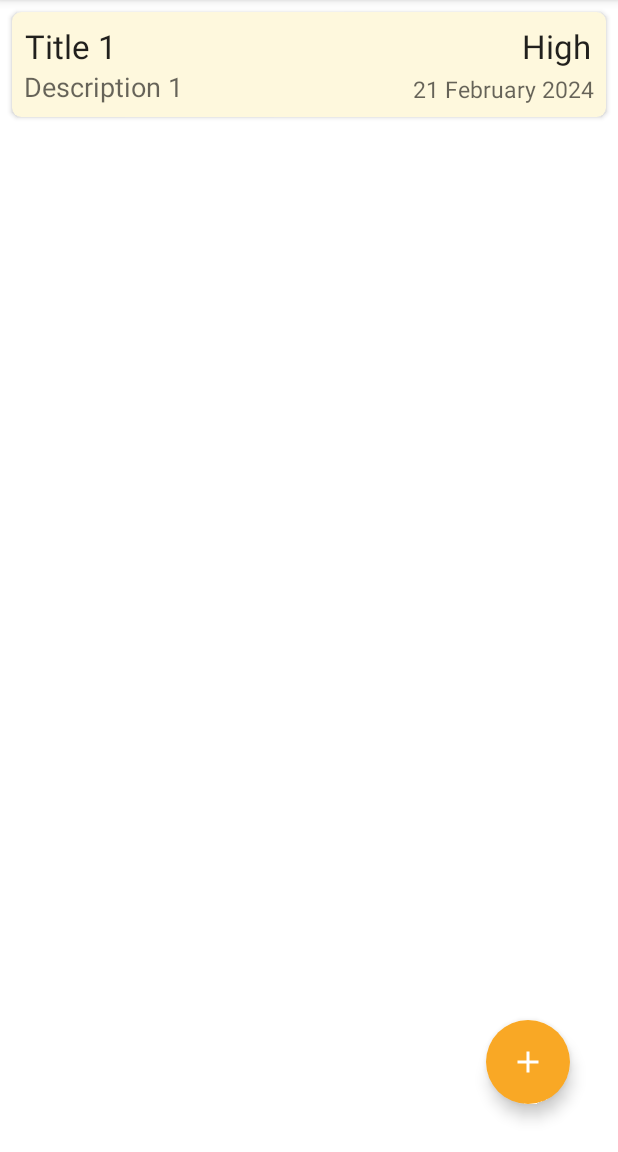
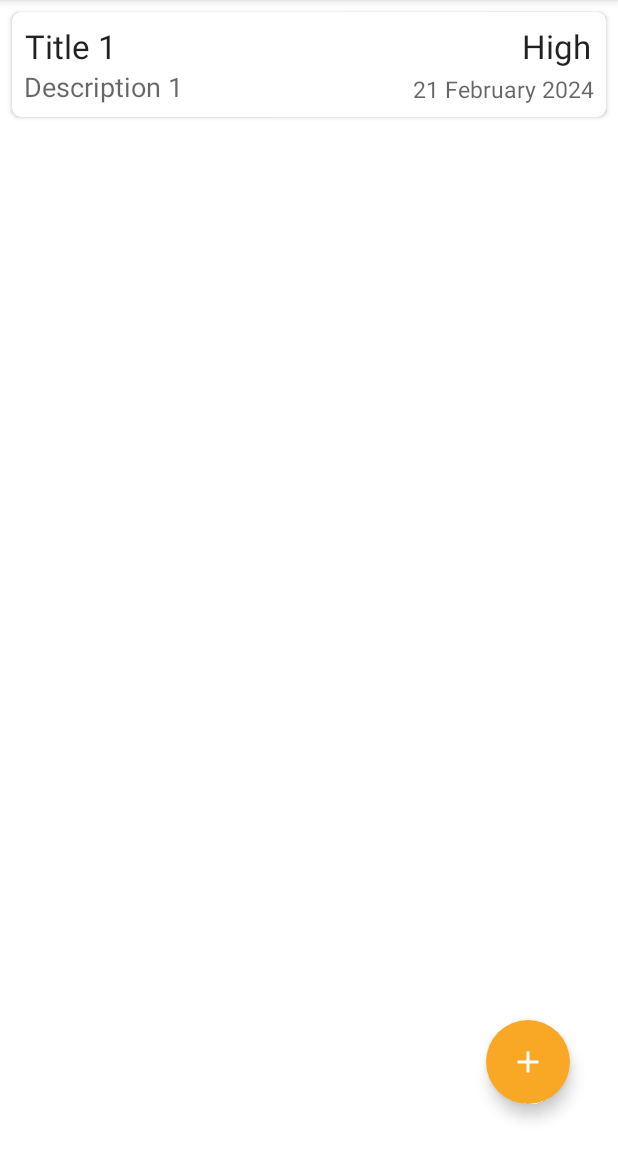
Before and after one commit to harshu-2001/Think, an Android app: the screen it shows after launch (MainActivity), on a phone screen of 412 x 824 dp, the part 84-1236 px from its top. Run offline under Robolectric (Android 15) with nearby library versions, the phone set to English and light mode, and no system bars; our stand-ins replace Room's generated code.

Commit message:
swipe to left bug resolved

```diff
--- a/app/src/main/java/com/onedeveloper/think/adapter/NoteAdapter.kt
+++ b/app/src/main/java/com/onedeveloper/think/adapter/NoteAdapter.kt
@@ -5,6 +5,7 @@ import android.view.LayoutInflater
 import android.view.View
 import android.view.ViewGroup
 import android.widget.TextView
+import androidx.lifecycle.LiveData
 import androidx.recyclerview.widget.DiffUtil
 import androidx.recyclerview.widget.ListAdapter
 import androidx.recyclerview.widget.RecyclerView
@@ -14,7 +15,28 @@ import com.onedeveloper.think.constants.GlobalConstants
 import com.onedeveloper.think.model.Note
 
 
-class NoteAdapter : ListAdapter<Note, NoteAdapter.NoteHolder>(DIFF_CALLBACK) {
+class NoteAdapter(private var mNotes:List<Note?>?) :  RecyclerView.Adapter<NoteAdapter.NoteHolder>() {
+    inner class NoteHolder(itemView: View) : RecyclerView.ViewHolder(itemView) {
+        val textViewTitle: TextView
+        val textViewDescription: TextView
+        val textViewPriority: TextView
+        val textViewDateTime: TextView
+//        val cardView: MaterialCardView
+
+        init {
+            textViewTitle = itemView.findViewById<TextView>(R.id.text_view_title)
+            textViewDescription = itemView.findViewById<TextView>(R.id.text_view_description)
+            textViewPriority = itemView.findViewById<TextView>(R.id.text_view_priority)
+//            cardView = itemView.findViewById<MaterialCardView>(R.id.cardView)
+            textViewDateTime = itemView.findViewById<TextView>(R.id.text_view_date_time)
+            itemView.setOnClickListener {
+                val position: Int = adapterPosition
+                if (listener != null && position != RecyclerView.NO_POSITION) {
+                    listener!!.onItemClick(mNotes?.get(position))
+                }
+            }
+        }
+    }
 
     private var listener: onItemClickListener? = null
     override fun onCreateViewHolder(parent: ViewGroup, viewType: Int): NoteHolder {
@@ -23,40 +45,22 @@ class NoteAdapter : ListAdapter<Note, NoteAdapter.NoteHolder>(DIFF_CALLBACK) {
         return NoteHolder(itemView)
     }
 
+    override fun getItemCount(): Int {
+        return mNotes?.size?: 0
+    }
+
     override fun onBindViewHolder(holder: NoteHolder, position: Int) {
-        val currentNode = getItem(position)
+        val currentNode = mNotes?.get(position)
         holder.textViewTitle.text = currentNode!!.title
         holder.textViewDescription.text = currentNode.description
         holder.textViewPriority.text = currentNode.priority.toString()
         holder.textViewDateTime.text = currentNode.date
-        holder.cardView.setCardBackgroundColor(Color.parseColor(currentNode.color))
     }
 
     fun getNoteAt(position: Int): Note? {
-        return getItem(position)
+        return mNotes?.get(position)
     }
 
-    inner class NoteHolder(itemView: View) : RecyclerView.ViewHolder(itemView) {
-        val textViewTitle: TextView
-        val textViewDescription: TextView
-        val textViewPriority: TextView
-        val textViewDateTime: TextView
-        val cardView: MaterialCardView
-
-        init {
-            textViewTitle = itemView.findViewById<TextView>(R.id.text_view_title)
-            textViewDescription = itemView.findViewById<TextView>(R.id.text_view_description)
-            textViewPriority = itemView.findViewById<TextView>(R.id.text_view_priority)
-            cardView = itemView.findViewById<MaterialCardView>(R.id.cardView)
-            textViewDateTime = itemView.findViewById<TextView>(R.id.text_view_date_time)
-            itemView.setOnClickListener {
-                val position: Int = adapterPosition
-                if (listener != null && position != RecyclerView.NO_POSITION) {
-                    listener!!.onItemClick(getItem(position))
-                }
-            }
-        }
-    }
 
     interface onItemClickListener {
         fun onItemClick(note: Note?)
@@ -66,16 +70,16 @@ class NoteAdapter : ListAdapter<Note, NoteAdapter.NoteHolder>(DIFF_CALLBACK) {
         this.listener = listener
     }
 
-    companion object {
-        private val DIFF_CALLBACK: DiffUtil.ItemCallback<Note> =
-            object : DiffUtil.ItemCallback<Note>() {
-                override fun areItemsTheSame(oldItem: Note, newItem: Note): Boolean {
-                    return oldItem.id == newItem.id
-                }
-
-                override fun areContentsTheSame(oldItem: Note, newItem: Note): Boolean {
-                    return oldItem.title == newItem.title && oldItem.description == newItem.description && oldItem.priority == newItem.priority
-                }
-            }
-    }
+//    companion object {
+//        private val DIFF_CALLBACK: DiffUtil.ItemCallback<Note> =
+//            object : DiffUtil.ItemCallback<Note>() {
+//                override fun areItemsTheSame(oldItem: Note, newItem: Note): Boolean {
+//                    return oldItem.id == newItem.id
+//                }
+//
+//                override fun areContentsTheSame(oldItem: Note, newItem: Note): Boolean {
+//                    return oldItem.title == newItem.title && oldItem.description == newItem.description && oldItem.priority == newItem.priority
+//                }
+//            }
+//    }
 }
--- a/app/src/main/java/com/onedeveloper/think/database/NoteDatabase.kt
+++ b/app/src/main/java/com/onedeveloper/think/database/NoteDatabase.kt
@@ -40,7 +40,7 @@ abstract class NoteDatabase : RoomDatabase() {
             val ntime = timeFormat.format(calendar.time)
             val time = ntime.replace("am", "AM").replace("pm", "PM")
             val color = GlobalConstants.colors.random()
-            noteDao.insert(Note("Title 1", "Description 1", "High", 3, date, time,color))
+            noteDao.insert(Note("Title 1", "Description 1", "High", 3, date, time))
             return null
         }
 
--- a/app/src/main/java/com/onedeveloper/think/home/AddEditNoteActivity.kt
+++ b/app/src/main/java/com/onedeveloper/think/home/AddEditNoteActivity.kt
@@ -53,7 +53,7 @@ class AddEditNoteActivity : AppCompatActivity() {
             editTextDescription?.setText(intent.getStringExtra(EXTRA_DESCRIPTION))
             tvDate?.setText(intent.getStringExtra(EXTRA_DATE))
             tvTime?.setText(intent.getStringExtra(EXTRA_TIME))
-            mCardView?.setBackgroundColor(Color.parseColor(intent.getStringExtra(EXTRA_COLOR)))
+//            mCardView?.setBackgroundColor(Color.parseColor(intent.getStringExtra(EXTRA_COLOR)))
             //ArrayAdapter<CharSequence> adapter = ArrayAdapter.createFromResource(this,R.array.priorityList,R.layout.style_spinner);
             val array = arrayOf("High", "Medium", "Low")
             val adapter: ArrayAdapter<String> =
@@ -91,7 +91,7 @@ class AddEditNoteActivity : AppCompatActivity() {
         data.putExtra(EXTRA_PRIORITY_NUMBER, spinnerPriority!!.selectedItem.toString())
         data.putExtra(EXTRA_DATE, date)
         data.putExtra(EXTRA_TIME, time)
-        data.putExtra(EXTRA_COLOR,color)
+//        data.putExtra(EXTRA_COLOR,color)
         var priorityNumber = 0
         if (priority == "High") {
             priorityNumber = 3
@@ -134,6 +134,6 @@ class AddEditNoteActivity : AppCompatActivity() {
         const val EXTRA_PRIORITY_NUMBER = "com.example.counterexample.EXTRA_PRIORITY_NUMBER"
         const val EXTRA_DATE = "com.example.counterexample.EXTRA_DATE"
         const val EXTRA_TIME = "com.example.counterexample.EXTRA_TIME"
-        const val EXTRA_COLOR = "com.example.counterexample.EXTRA_COLOR"
+//        const val EXTRA_COLOR = "com.example.counterexample.EXTRA_COLOR"
     }
 }
--- a/app/src/main/java/com/onedeveloper/think/home/MainActivity.kt
+++ b/app/src/main/java/com/onedeveloper/think/home/MainActivity.kt
@@ -26,7 +26,6 @@ import com.google.android.material.snackbar.Snackbar
 import com.onedeveloper.think.R
 import com.onedeveloper.think.adapter.NoteAdapter
 import com.onedeveloper.think.adapter.NoteAdapter.onItemClickListener
-import com.onedeveloper.think.constants.GlobalConstants
 import com.onedeveloper.think.model.Note
 import com.onedeveloper.think.utilities.SwipeToDeleteCallback
 import com.onedeveloper.think.viewModel.NoteViewModel
@@ -36,7 +35,6 @@ import com.onedeveloper.think.viewModel.ViewModelFactory
 class MainActivity : AppCompatActivity() {
     private var noteViewModel: NoteViewModel? = null
     private var completeList: List<Note?>? = null
-    private var context: Context? =null
     var recyclerView: RecyclerView? = null
     var adapter: NoteAdapter? = null
     var sharedPreferences: SharedPreferences? = null
@@ -51,23 +49,23 @@ class MainActivity : AppCompatActivity() {
             val intent = Intent(this@MainActivity, AddEditNoteActivity::class.java)
             startActivityForResult(intent, Add_Note_Request)
         }
-        context = this
         recyclerView = findViewById<RecyclerView>(R.id.recycler_view)
         recyclerView?.layoutManager = LinearLayoutManager(this)
         recyclerView?.setHasFixedSize(true)
-        adapter = NoteAdapter()
-        recyclerView?.adapter = adapter
+
         builder = MaterialAlertDialogBuilder(
             ContextThemeWrapper(this, R.style.AlertDialogCustom)
         )
 //        noteViewModel = ViewModelProvider(this)[NoteViewModel::class.java]
         noteViewModel = ViewModelProvider(this, ViewModelFactory(this.application))[NoteViewModel::class.java]
 
-
+        var flag =false
         noteViewModel?.getAllNotes()?.observe(this,
             Observer { notes ->
+                adapter = NoteAdapter(notes)
+                flag = true
+                recyclerView?.adapter = adapter
                 if(notes.isNullOrEmpty().not()){
-                    adapter!!.submitList(notes)
                     completeList?.toMutableList()?.addAll(ArrayList(notes))
                 }
             })
@@ -105,6 +103,8 @@ class MainActivity : AppCompatActivity() {
                 alert.show()
             }
         }).attachToRecyclerView(recyclerView)
+
+       if(flag) {
             adapter!!.setOnItemClickListener(object : onItemClickListener {
                 override fun onItemClick(note: Note?) {
                     val intent = Intent(this@MainActivity, AddEditNoteActivity::class.java)
@@ -113,7 +113,7 @@ class MainActivity : AppCompatActivity() {
                     val priority = note?.priority
                     val date = note?.date
                     val time = note?.time
-                val color = note?.color
+//                val color = note?.color
                     var priorityNumber = 0
                     if (priority == "High") {
                         priorityNumber = 3
@@ -130,11 +130,11 @@ class MainActivity : AppCompatActivity() {
                     intent.putExtra(AddEditNoteActivity.EXTRA_ID, id)
                     intent.putExtra(AddEditNoteActivity.EXTRA_DATE, date)
                     intent.putExtra(AddEditNoteActivity.EXTRA_TIME, time)
-                intent.putExtra(AddEditNoteActivity.EXTRA_COLOR,color)
+//                intent.putExtra(AddEditNoteActivity.EXTRA_COLOR,color)
                     startActivityForResult(intent, Edit_Note_Request)
                 }
             })
-    }
+        }    }
 
     override fun onActivityResult(requestCode: Int, resultCode: Int, data: Intent?) {
         super.onActivityResult(requestCode, resultCode, data)
@@ -144,7 +144,7 @@ class MainActivity : AppCompatActivity() {
             val priority = data.getStringExtra(AddEditNoteActivity.Companion.EXTRA_PRIORITY)
             val date = data.getStringExtra(AddEditNoteActivity.Companion.EXTRA_DATE)
             val time = data.getStringExtra(AddEditNoteActivity.Companion.EXTRA_TIME)
-            val color = data.getStringExtra(AddEditNoteActivity.EXTRA_COLOR)
+//            val color = data.getStringExtra(AddEditNoteActivity.EXTRA_COLOR)
             var priorityNumber = 0
             if (priority == "High") {
                 priorityNumber = 3
@@ -153,7 +153,7 @@ class MainActivity : AppCompatActivity() {
             } else if (priority == "Low") {
                 priorityNumber = 1
             }
-            val note = Note(title, description, priority, priorityNumber, date, time,color)
+            val note = Note(title, description, priority, priorityNumber, date, time)
             noteViewModel!!.insert(note)
             Toast.makeText(this, "Note saved successfully!", Toast.LENGTH_SHORT).show()
         } else if (requestCode == Edit_Note_Request && resultCode == RESULT_OK) {
@@ -167,7 +167,7 @@ class MainActivity : AppCompatActivity() {
             val priority = data.getStringExtra(AddEditNoteActivity.EXTRA_PRIORITY)
             val date = data.getStringExtra(AddEditNoteActivity.EXTRA_DATE)
             val time = data.getStringExtra(AddEditNoteActivity.EXTRA_TIME)
-            val color = data.getStringExtra(AddEditNoteActivity.EXTRA_COLOR)
+//            val color = data.getStringExtra(AddEditNoteActivity.EXTRA_COLOR)
             var priorityNumber = 0
             if (priority == "High") {
                 priorityNumber = 3
@@ -176,7 +176,7 @@ class MainActivity : AppCompatActivity() {
             } else if (priority == "Low") {
                 priorityNumber = 1
             }
-            val note = Note(title, description, priority, priorityNumber, date, time,color)
+            val note = Note(title, description, priority, priorityNumber, date, time)
             note.id = id
             noteViewModel!!.update(note)
             Toast.makeText(this, "Note updated Successfully", Toast.LENGTH_SHORT).show()
@@ -259,10 +259,9 @@ class MainActivity : AppCompatActivity() {
                             if (notes == null) {
                                 return
                             }
-                            //                        NoteAdapter adapter = new NoteAdapter();
-                            adapter!!.submitList(notes)
-                            //                        completeList = notes;
-//                        recyclerView.setAdapter(adapter);
+                            val adapter = NoteAdapter(notes)
+                            completeList = notes
+                            recyclerView?.adapter = adapter
                         }
                     })
             }
--- a/app/src/main/java/com/onedeveloper/think/model/Note.kt
+++ b/app/src/main/java/com/onedeveloper/think/model/Note.kt
@@ -11,7 +11,6 @@ class Note(
     @JvmField var priorityNumber: Int,
     @JvmField var date: String?,
     @JvmField var time: String?,
-    @JvmField var color:String?
 ) {
     @JvmField
     @PrimaryKey(autoGenerate = true)
```
Lines whose indentation alone changed are shown as unchanged.
